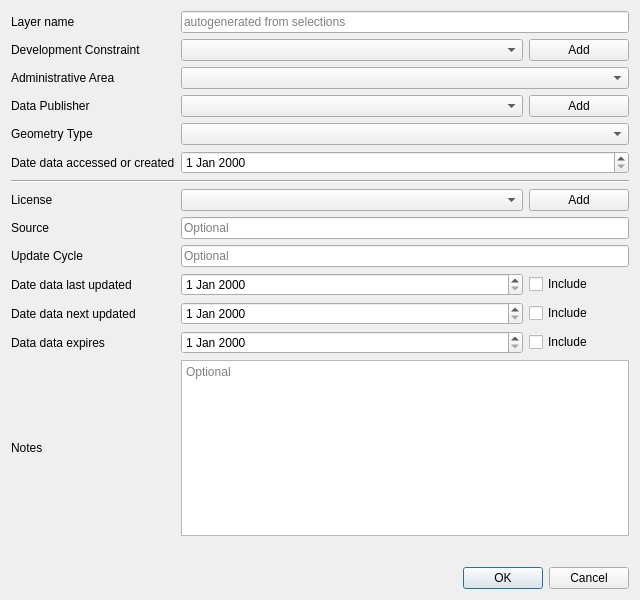
GeographyJames/constraints_db, file src/gui/qt5/dlgs/qt_designer/qt_files/add_constraint.ui: the form before one commit.
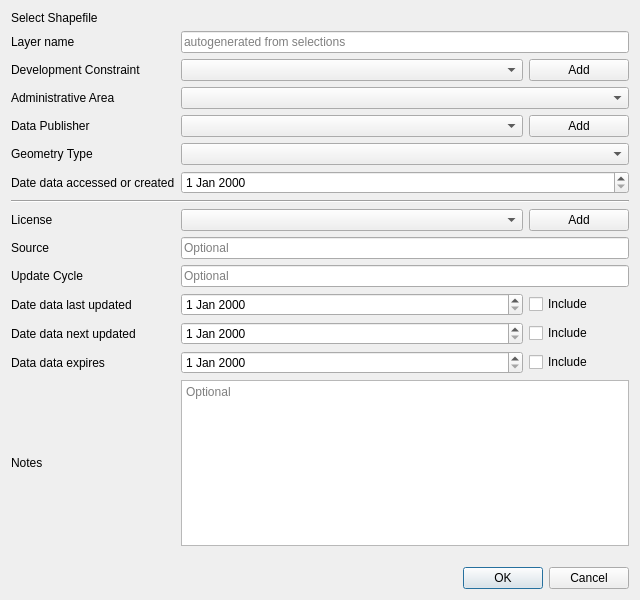
The form after the commit. Custom widgets are drawn as their Qt base class.

Commit message: Improved shapefile processor

Diff of the .ui file:
```diff
--- a/src/gui/qt5/dlgs/qt_designer/qt_files/add_constraint.ui
+++ b/src/gui/qt5/dlgs/qt_designer/qt_files/add_constraint.ui
@@ -14,10 +14,7 @@
    <string>Add Constraint</string>
   </property>
   <layout class="QGridLayout" name="gridLayout">
-   <item row="6" column="1" colspan="2">
-    <widget class="QDateEdit" name="AccessedCreatedDE"/>
-   </item>
-   <item row="16" column="0" colspan="3">
+   <item row="17" column="0" colspan="3">
     <widget class="QDialogButtonBox" name="buttonBox">
      <property name="orientation">
       <enum>Qt::Horizontal</enum>
@@ -27,139 +24,72 @@
      </property>
     </widget>
    </item>
-   <item row="12" column="1">
-    <widget class="QDateEdit" name="NextUpdateDE"/>
-   </item>
-   <item row="0" column="1" colspan="2">
-    <widget class="QLineEdit" name="LayerNameLE">
-     <property name="toolTip">
-      <string/>
-     </property>
-     <property name="readOnly">
-      <bool>true</bool>
-     </property>
-     <property name="placeholderText">
-      <string>autogenerated from selections</string>
-     </property>
-    </widget>
-   </item>
-   <item row="11" column="1">
-    <widget class="QDateEdit" name="LastUpdatedDE"/>
-   </item>
-   <item row="15" column="0">
-    <spacer name="verticalSpacer">
-     <property name="orientation">
-      <enum>Qt::Vertical</enum>
-     </property>
-     <property name="sizeHint" stdset="0">
-      <size>
-       <width>20</width>
-       <height>40</height>
-      </size>
-     </property>
-    </spacer>
-   </item>
-   <item row="12" column="2">
-    <widget class="QCheckBox" name="NextUpdateCB">
-     <property name="text">
-      <string>Include</string>
-     </property>
-    </widget>
-   </item>
-   <item row="3" column="1" colspan="2">
-    <widget class="QComboBox" name="AdministrativeAreaCB"/>
-   </item>
-   <item row="13" column="0">
-    <widget class="QLabel" name="label_11">
-     <property name="text">
-      <string>Data data expires</string>
-     </property>
-    </widget>
-   </item>
-   <item row="14" column="0">
-    <widget class="QLabel" name="label_12">
-     <property name="text">
-      <string>Notes</string>
-     </property>
-    </widget>
-   </item>
-   <item row="6" column="0">
-    <widget class="QLabel" name="label_8">
-     <property name="text">
-      <string>Date data accessed or created</string>
-     </property>
-    </widget>
-   </item>
    <item row="12" column="0">
-    <widget class="QLabel" name="label_10">
-     <property name="text">
-      <string>Date data next updated</string>
-     </property>
-    </widget>
-   </item>
-   <item row="9" column="0">
-    <widget class="QLabel" name="label_6">
-     <property name="text">
-      <string>Source</string>
-     </property>
-    </widget>
-   </item>
-   <item row="11" column="0">
     <widget class="QLabel" name="label_9">
      <property name="text">
       <string>Date data last updated</string>
      </property>
     </widget>
    </item>
-   <item row="5" column="1" colspan="2">
-    <widget class="QComboBox" name="GeomTypeCB"/>
-   </item>
-   <item row="13" column="1">
-    <widget class="QDateEdit" name="ExpiresDE"/>
-   </item>
-   <item row="5" column="0">
-    <widget class="QLabel" name="label_13">
-     <property name="text">
-      <string>Geometry Type</string>
-     </property>
-    </widget>
-   </item>
-   <item row="3" column="0">
-    <widget class="QLabel" name="label_3">
-     <property name="text">
-      <string>Administrative Area</string>
-     </property>
-    </widget>
-   </item>
-   <item row="13" column="2">
+   <item row="14" column="2">
     <widget class="QCheckBox" name="ExpiresCB">
      <property name="text">
       <string>Include</string>
      </property>
     </widget>
    </item>
-   <item row="7" column="0" colspan="3">
-    <widget class="Line" name="line">
-     <property name="orientation">
-      <enum>Qt::Horizontal</enum>
-     </property>
-    </widget>
-   </item>
-   <item row="2" column="0">
-    <widget class="QLabel" name="label_2">
+   <item row="1" column="0">
+    <widget class="QLabel" name="label">
      <property name="text">
-      <string>Development Constraint</string>
+      <string>Layer name</string>
      </property>
     </widget>
    </item>
-   <item row="8" column="0">
+   <item row="13" column="1">
+    <widget class="QDateEdit" name="NextUpdateDE"/>
+   </item>
+   <item row="9" column="0">
     <widget class="QLabel" name="label_5">
      <property name="text">
       <string>License</string>
      </property>
     </widget>
    </item>
-   <item row="14" column="1" colspan="2">
+   <item row="4" column="1" colspan="2">
+    <widget class="QComboBox" name="AdministrativeAreaCB"/>
+   </item>
+   <item row="11" column="0">
+    <widget class="QLabel" name="label_7">
+     <property name="text">
+      <string>Update Cycle</string>
+     </property>
+    </widget>
+   </item>
+   <item row="10" column="1" colspan="2">
+    <widget class="QLineEdit" name="SourceLE">
+     <property name="placeholderText">
+      <string>Optional</string>
+     </property>
+    </widget>
+   </item>
+   <item row="11" column="1" colspan="2">
+    <widget class="QLineEdit" name="UpdateCycleLE">
+     <property name="placeholderText">
+      <string>Optional</string>
+     </property>
+    </widget>
+   </item>
+   <item row="3" column="1">
+    <widget class="QComboBox" name="DevelopmentConstraintCB"/>
+   </item>
+   <item row="7" column="0">
+    <widget class="QLabel" name="label_8">
+     <property name="text">
+      <string>Date data accessed or created</string>
+     </property>
+    </widget>
+   </item>
+   <item row="15" column="1" colspan="2">
     <widget class="QTextEdit" name="NotesTE">
      <property name="sizePolicy">
       <sizepolicy hsizetype="Expanding" vsizetype="Expanding">
@@ -172,21 +102,78 @@
      </property>
     </widget>
    </item>
-   <item row="4" column="0">
+   <item row="13" column="0">
+    <widget class="QLabel" name="label_10">
+     <property name="text">
+      <string>Date data next updated</string>
+     </property>
+    </widget>
+   </item>
+   <item row="5" column="0">
     <widget class="QLabel" name="label_4">
      <property name="text">
       <string>Data Publisher</string>
      </property>
     </widget>
    </item>
-   <item row="0" column="0">
-    <widget class="QLabel" name="label">
+   <item row="10" column="0">
+    <widget class="QLabel" name="label_6">
      <property name="text">
-      <string>Layer name</string>
+      <string>Source</string>
      </property>
     </widget>
    </item>
-   <item row="11" column="2">
+   <item row="12" column="1">
+    <widget class="QDateEdit" name="LastUpdatedDE"/>
+   </item>
+   <item row="14" column="1">
+    <widget class="QDateEdit" name="ExpiresDE"/>
+   </item>
+   <item row="9" column="1">
+    <widget class="QComboBox" name="LicenseCB">
+     <property name="placeholderText">
+      <string>Optional</string>
+     </property>
+    </widget>
+   </item>
+   <item row="8" column="0" colspan="3">
+    <widget class="Line" name="line">
+     <property name="orientation">
+      <enum>Qt::Horizontal</enum>
+     </property>
+    </widget>
+   </item>
+   <item row="1" column="1" colspan="2">
+    <widget class="QLineEdit" name="LayerNameLE">
+     <property name="toolTip">
+      <string/>
+     </property>
+     <property name="readOnly">
+      <bool>true</bool>
+     </property>
+     <property name="placeholderText">
+      <string>autogenerated from selections</string>
+     </property>
+    </widget>
+   </item>
+   <item row="5" column="1">
+    <widget class="QComboBox" name="DataPublisherCB"/>
+   </item>
+   <item row="3" column="2">
+    <widget class="QPushButton" name="AddDevelopmentConstraintPB">
+     <property name="text">
+      <string>Add</string>
+     </property>
+    </widget>
+   </item>
+   <item row="13" column="2">
+    <widget class="QCheckBox" name="NextUpdateCB">
+     <property name="text">
+      <string>Include</string>
+     </property>
+    </widget>
+   </item>
+   <item row="12" column="2">
     <widget class="QCheckBox" name="LastUpdatedCB">
      <property name="maximumSize">
       <size>
@@ -199,63 +186,93 @@
      </property>
     </widget>
    </item>
-   <item row="9" column="1" colspan="2">
-    <widget class="QLineEdit" name="SourceLE">
-     <property name="placeholderText">
-      <string>Optional</string>
-     </property>
-    </widget>
-   </item>
-   <item row="10" column="1" colspan="2">
-    <widget class="QLineEdit" name="UpdateCycleLE">
-     <property name="placeholderText">
-      <string>Optional</string>
-     </property>
-    </widget>
-   </item>
-   <item row="10" column="0">
-    <widget class="QLabel" name="label_7">
+   <item row="14" column="0">
+    <widget class="QLabel" name="label_11">
      <property name="text">
-      <string>Update Cycle</string>
+      <string>Data data expires</string>
      </property>
     </widget>
    </item>
-   <item row="4" column="1">
-    <widget class="QComboBox" name="DataPublisherCB"/>
+   <item row="6" column="1" colspan="2">
+    <widget class="QComboBox" name="GeomTypeCB"/>
    </item>
-   <item row="2" column="1">
-    <widget class="QComboBox" name="DevelopmentConstraintCB"/>
-   </item>
-   <item row="2" column="2">
-    <widget class="QPushButton" name="AddDevelopmentConstraintPB">
+   <item row="4" column="0">
+    <widget class="QLabel" name="label_3">
      <property name="text">
-      <string>Add</string>
+      <string>Administrative Area</string>
      </property>
     </widget>
    </item>
-   <item row="4" column="2">
-    <widget class="QPushButton" name="AddPublisherPB">
-     <property name="text">
-      <string>Add</string>
-     </property>
-    </widget>
-   </item>
-   <item row="8" column="1">
-    <widget class="QComboBox" name="LicenseCB">
-     <property name="placeholderText">
-      <string>Optional</string>
-     </property>
-    </widget>
-   </item>
-   <item row="8" column="2">
+   <item row="9" column="2">
     <widget class="QPushButton" name="AddLicensePB">
      <property name="text">
       <string>Add</string>
      </property>
     </widget>
    </item>
+   <item row="16" column="0">
+    <spacer name="verticalSpacer">
+     <property name="orientation">
+      <enum>Qt::Vertical</enum>
+     </property>
+     <property name="sizeHint" stdset="0">
+      <size>
+       <width>20</width>
+       <height>40</height>
+      </size>
+     </property>
+    </spacer>
+   </item>
+   <item row="7" column="1" colspan="2">
+    <widget class="QDateEdit" name="AccessedCreatedDE"/>
+   </item>
+   <item row="3" column="0">
+    <widget class="QLabel" name="label_2">
+     <property name="text">
+      <string>Development Constraint</string>
+     </property>
+    </widget>
+   </item>
+   <item row="5" column="2">
+    <widget class="QPushButton" name="AddPublisherPB">
+     <property name="text">
+      <string>Add</string>
+     </property>
+    </widget>
+   </item>
+   <item row="6" column="0">
+    <widget class="QLabel" name="label_13">
+     <property name="text">
+      <string>Geometry Type</string>
+     </property>
+    </widget>
+   </item>
+   <item row="15" column="0">
+    <widget class="QLabel" name="label_12">
+     <property name="text">
+      <string>Notes</string>
+     </property>
+    </widget>
+   </item>
+   <item row="0" column="1" colspan="2">
+    <widget class="QgsFileWidget" name="SelectShapefileQgsFileWidget"/>
+   </item>
+   <item row="0" column="0">
+    <widget class="QLabel" name="label_14">
+     <property name="text">
+      <string>Select Shapefile</string>
+     </property>
+    </widget>
+   </item>
   </layout>
  </widget>
+ <customwidgets>
+  <customwidget>
+   <class>QgsFileWidget</class>
+   <extends>QWidget</extends>
+   <header>qgsfilewidget.h</header>
+  </customwidget>
+ </customwidgets>
  <resources/>
  <connections>
   <connection>
```
The commit also changes 6 other files.
